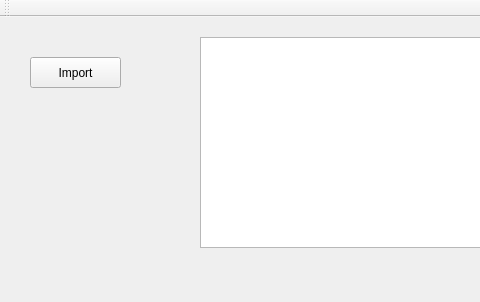
Old version of the form mainwindow.ui in the repository zloirucar/test_stc; both pictures show x 0 to 480 and y 0 to 302 of the 940 by 302 pixel window.
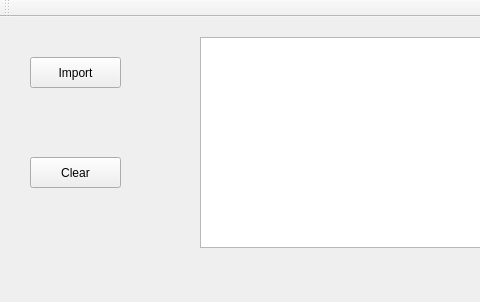
New version of the form.

```diff
--- a/mainwindow.ui
+++ b/mainwindow.ui
@@ -37,6 +37,19 @@
      <string>Import</string>
     </property>
    </widget>
+   <widget class="QPushButton" name="pushButton_2">
+    <property name="geometry">
+     <rect>
+      <x>30</x>
+      <y>140</y>
+      <width>91</width>
+      <height>31</height>
+     </rect>
+    </property>
+    <property name="text">
+     <string>Clear</string>
+    </property>
+   </widget>
   </widget>
   <widget class="QMenuBar" name="menuBar">
    <property name="geometry">
```
